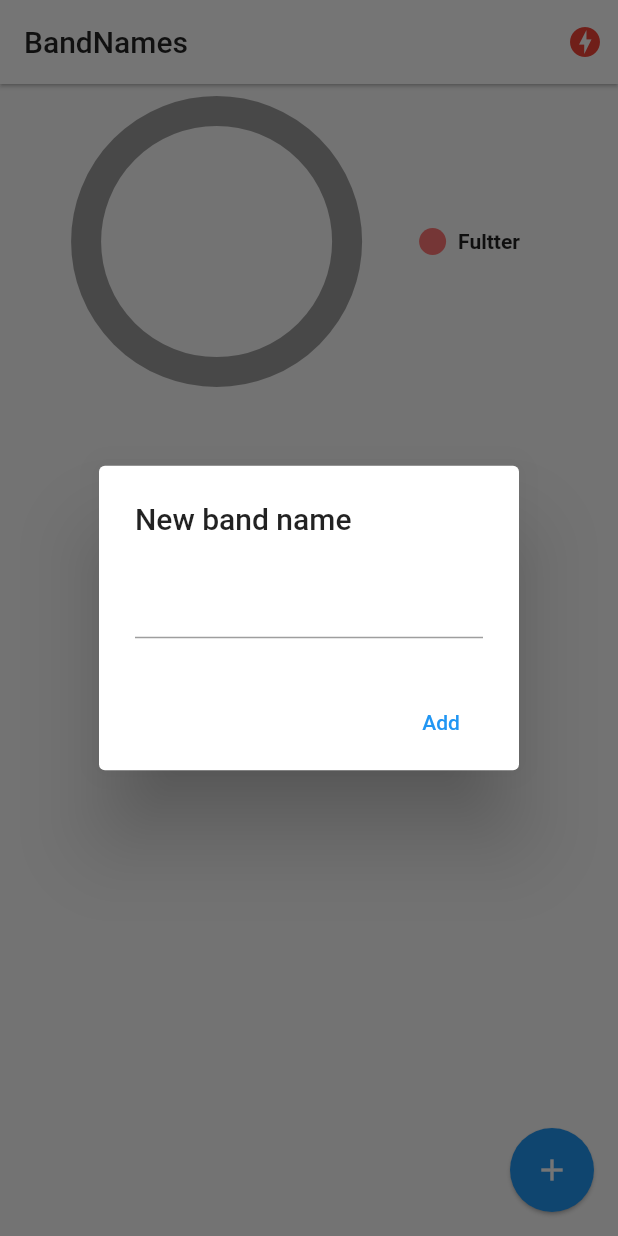
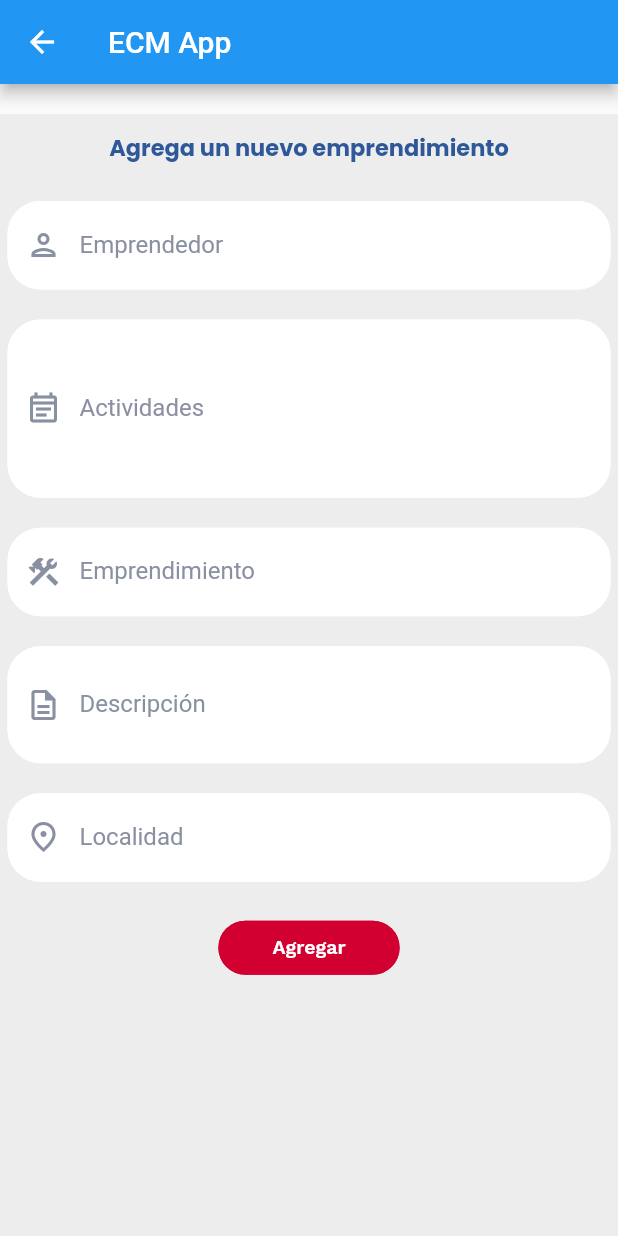
Before and after one commit to uzzielpalma99/flutter-bandname-socket, a Flutter app: the screen it shows after launch, after a tap on the "add" icon, on a phone screen of 412 x 824 dp. Run offline on Flutter 3.47's test engine with Material 2 defaults, Android fonts, the phone set to English and light mode, and no system bars; drawn by our look-alikes of pie_chart; our stand-ins replace google_fonts, socket_io_client; network calls fail.

Commit message:
Cambio Bands a emprendimiento

```diff
--- a/lib/main.dart
+++ b/lib/main.dart
@@ -1,3 +1,4 @@
+import 'package:band_names/providers/add_form_provider.dart';
 import 'package:band_names/services/socket_service.dart';
 import 'package:flutter/material.dart';
 import 'package:provider/provider.dart';
@@ -13,7 +14,10 @@ class MyApp extends StatelessWidget {
   Widget build(BuildContext context) {
     return MultiProvider(
       providers: [
-        ChangeNotifierProvider(create: ( _ ) => SocketService(),)
+        ChangeNotifierProvider(create: ( _ ) => SocketService(),
+        ),
+        ChangeNotifierProvider<AddFormProvider>(create: ( _ ) => AddFormProvider(),
+        ),
       ],
       child: MaterialApp(
         debugShowCheckedModeBanner: false,
--- a/lib/models/band.dart
+++ /dev/null
@@ -1,16 +0,0 @@
-class Band{
-
-  String? id;
-  String? name;
-  int? votes;
-
-  Band({this.id, this.name, this.votes});
-
-  factory Band.fromMap(Map<String, dynamic> obj)
-  => Band(
-    id: obj.containsKey('id') ? obj['id']  : 'no-id',
-    name: obj.containsKey('name') ? obj['name'] : 'no-name',
-    votes: obj.containsKey('votes') ? obj['votes'] : 'no-votes',
-  );
-
-}
--- /dev/null
+++ b/lib/models/emprendimiento.dart
@@ -0,0 +1,29 @@
+class Emprendimiento{
+
+  String id;
+  String emprendedor;
+  String actividades;
+  String emprendimiento;
+  String descripcion;
+  String localidad;
+
+  Emprendimiento({
+    required this.id,
+    required this.emprendedor,
+    required this.actividades,
+    required this.emprendimiento,
+    required this.descripcion,
+    required this.localidad,
+    });
+
+  factory Emprendimiento.fromMap(Map<String, dynamic> obj)
+  => Emprendimiento(
+    id: obj.containsKey('id') ? obj['id']  : 'no-id',
+    emprendedor: obj.containsKey('emprendedor') ? obj['emprendedor'] : 'no-emprendedor',
+    actividades: obj.containsKey('actividades') ? obj['actividades'] : 'no-actividades',
+    emprendimiento: obj.containsKey('emprendimiento') ? obj['emprendimiento'] : 'no-emprendimiento',
+    descripcion: obj.containsKey('descripcion') ? obj['descripcion'] : 'no-descripcion',
+    localidad: obj.containsKey('localidad') ? obj['localidad'] : 'no-localidad',
+  );
+
+}
--- /dev/null
+++ b/lib/pages/add_page.dart
@@ -0,0 +1,229 @@
+import 'package:flutter/material.dart';
+import 'package:provider/provider.dart';
+
+import 'package:uuid/uuid.dart';
+import 'package:google_fonts/google_fonts.dart';
+import 'package:band_names/models/emprendimiento.dart';
+
+import 'package:band_names/ui/buttons/custom_outlined_button.dart';
+
+import 'package:band_names/ui/inputs/custom_inputs.dart';
+import 'package:band_names/providers/add_form_provider.dart';
+
+var uuid = Uuid();
+
+class AddPage extends StatelessWidget {
+
+
+  const AddPage({Key? key}) : super(key: key);
+
+  @override
+  Widget build(BuildContext context) {
+    final nameCharacters = RegExp(r'^[a-zA-Z\- ]+$');
+    final anyCharacters = RegExp(r'^.+');
+    final addFormProvider = Provider.of<AddFormProvider>(context);
+    return Scaffold(
+      appBar: AppBar(
+        title: Text('ECM App'),
+      ),
+      body:SingleChildScrollView(
+            child: Container(
+              width: 650,
+              height: 800,
+              margin: const EdgeInsets.symmetric(vertical: 20),
+              padding: EdgeInsets.symmetric(horizontal: 5),
+              color: Colors.grey.shade300.withOpacity(0.5),
+              child: Form(
+                  key: addFormProvider.emprendimientoFormKey,
+                  child: Column(
+                    children: [
+                      Padding(
+                        padding: const EdgeInsets.all(15.0),
+                        child: Text(
+                          'Agrega un nuevo emprendimiento',
+                          style: GoogleFonts.poppins(
+                            fontSize: 15,
+                            height: 1.2,
+                            color: const Color(0xff2E5899),
+                            fontWeight: FontWeight.w700,
+                          ),
+                          textAlign: TextAlign.center,
+                        ),
+                      ),
+                      const SizedBox(height: 10),
+
+                      Flexible(
+                        child: TextFormField(
+                          autovalidateMode:
+                              AutovalidateMode.onUserInteraction,
+                          keyboardType: TextInputType.name,
+                          onChanged: (value) {
+                            addFormProvider.emprendedor = value;
+                          },
+                          validator: (value) {
+                            return nameCharacters.hasMatch(value ?? '')
+                            ? null
+                            : 'Ingrese un emprendedor';
+                          },
+                          style: const TextStyle(color: Color(0xff324057)),
+                          decoration: CustomInputs.formInputDecoration(
+                              label: 'Emprendedor',
+                              icon: Icons.person_outlined,
+                              //maxWidth: 119
+                              ),
+                        ),
+                      ),
+
+                       const SizedBox(
+                        height: 20,
+                      ),
+
+                      Flexible(
+                        child: TextFormField(
+                          maxLines: 8,
+                          autovalidateMode:
+                              AutovalidateMode.onUserInteraction,
+                          keyboardType: TextInputType.name,
+                          onChanged: (value) {
+                           addFormProvider.actividades = value;
+                          },
+                          validator: (value) {
+                            return anyCharacters.hasMatch(value ?? '')
+                            ? null
+                            : 'Ingrese las actividades';
+                          },
+                          style: const TextStyle(color: Color(0xff324057)),
+                          decoration: CustomInputs.formInputDecoration(
+                              label: 'Actividades',
+                              icon: Icons.event_note_outlined,
+                              ),
+                        ),
+                      ),
+
+                      const SizedBox(
+                        height: 20,
+                      ),
+
+                      Flexible(
+                        child: TextFormField(
+                          autovalidateMode:
+                              AutovalidateMode.onUserInteraction,
+                          keyboardType: TextInputType.name,
+                          onChanged: (value) {
+                           addFormProvider.emprendimiento = value;
+                          },
+                          validator: (value) {
+                            return anyCharacters.hasMatch(value ?? '')
+                            ? null
+                            : 'Ingrese un emprendimiento';
+                          },
+                          style: const TextStyle(color: Color(0xff324057)),
+                          decoration: CustomInputs.formInputDecoration(
+                              label: 'Emprendimiento',
+                              icon: Icons.construction_outlined,
+                              //maxWidth: 119
+                              ),
+                        ),
+                      ),
+
+                      const SizedBox(
+                        height: 20,
+                      ),
+
+                      Flexible(
+                        child: TextFormField(
+                          maxLines: 2,
+                          autovalidateMode:
+                              AutovalidateMode.onUserInteraction,
+                          keyboardType: TextInputType.name,
+                          onChanged: (value) {
+                           addFormProvider.descripcion = value;
+                          },
+                          validator: (value) {
+                            return anyCharacters.hasMatch(value ?? '')
+                            ? null
+                            : 'Ingrese una descripción';
+                          },
+                          style: const TextStyle(color: Color(0xff324057)),
+                          decoration: CustomInputs.formInputDecoration(
+                              label: 'Descripción',
+                              icon: Icons.description_outlined,
+                              //maxWidth: 119
+                              ),
+                        ),
+                      ),
+
+
+                      const SizedBox(
+                        height: 20,
+                      ),
+
+                      Flexible(
+                        child: TextFormField(
+                          autovalidateMode:
+                              AutovalidateMode.onUserInteraction,
+                          keyboardType: TextInputType.name,
+                          onChanged: (value) {
+                           addFormProvider.localidad = value;
+                          },
+                          validator: (value) {
+                            return anyCharacters.hasMatch(value ?? '')
+                            ? null
+                            : 'Ingrese una localidad';
+                          },
+                          style: const TextStyle(color: Color(0xff324057)),
+                          decoration: CustomInputs.formInputDecoration(
+                              label: 'Localidad',
+                              icon: Icons.place_outlined,
+                              //maxWidth: 119
+                              ),
+                        ),
+                      ),
+                      const SizedBox(
+                        height: 20,
+                      ),
+
+                      CustomOutlinedButton(
+                      onPressed: () {
+                        final isValid = addFormProvider.validateForm();
+                          if (isValid) {
+                            agregarEmprendimiento(addFormProvider);
+                            addFormProvider.clearInformation();
+                            Navigator.pop(context);
+                          }
+                      },
+                      text: 'Agregar',
+                      bgColor: const Color(0xFFD20030),
+                    ),
+
+
+                    ],
+                  )),
+            ),
+          ),
+    );
+  }
+
+  void agregarEmprendimiento(AddFormProvider addFormProvider) {
+    final nuevoEmprendimiento = Emprendimiento(
+      id: uuid.v4(),
+      emprendedor: addFormProvider.emprendedor,
+      actividades: addFormProvider.actividades,
+      emprendimiento: addFormProvider.emprendimiento,
+      descripcion: addFormProvider.descripcion,
+      localidad: addFormProvider.localidad,
+      );
+
+    addFormProvider.emprendimientos.add(nuevoEmprendimiento);
+
+  }
+
+  void addFakeOrderForCurrentCustomer() {
+    // final order = ShopOrder(
+    //   price: faker.randomGenerator.integer(500, min: 10)
+    //   );
+
+    // order.customer.target = _customer;
+    // _store.box<Emprendimiento>().put(order);
+  }
+}
--- a/lib/pages/home.dart
+++ b/lib/pages/home.dart
@@ -1,18 +1,15 @@
 import 'dart:io';
 
+import 'package:band_names/pages/add_page.dart';
+import 'package:band_names/providers/add_form_provider.dart';
+import 'package:band_names/widgets/order_data_table.dart';
 import 'package:flutter/cupertino.dart';
 import 'package:flutter/material.dart';
 import 'package:provider/provider.dart';
 import 'package:pie_chart/pie_chart.dart';
 
-import 'package:band_names/models/band.dart';
+import 'package:band_names/models/emprendimiento.dart';
 import 'package:band_names/services/socket_service.dart';
-
-
-
-
-
-
 
 class HomePage extends StatefulWidget {
   const HomePage({Key? key}) : super(key: key);
@@ -23,41 +20,36 @@ class HomePage extends StatefulWidget {
 }
 
 class _HomePageState extends State<HomePage> {
-  List<Band> bands = [
-    // Band(id: '1', name: 'Metallica', votes: 5),
-    // Band(id: '2', name: 'Queen', votes: 2),
-    // Band(id: '3', name: 'Heroes del Silencio', votes: 1),
-    // Band(id: '4', name: 'Bon Jovi', votes: 5),
-    ];
 
   @override
   void initState() {
     final socketService =Provider.of<SocketService>(context, listen: false); //Listen en false porque no quiero redibujar nada
 
-    socketService.socket.on('active-bands', _handleActiveBands);
+    // socketService.socket.on('active-bands', _handleActiveBands);
     super.initState();
   }
 
-  _handleActiveBands(dynamic payload) {
-    this.bands = (payload as List)
-    .map((band) => Band
-    .fromMap(band)).toList();
+  // _handleActiveBands(dynamic payload) {
+  //   this.bands = (payload as List)
+  //   .map((band) => Band
+  //   .fromMap(band)).toList();
 
-    setState(() {});
-  }
+  //   setState(() {});
+  // }
 
   @override
   void dispose() {
     final socketService =Provider.of<SocketService>(context, listen: false); //Listen en false porque no quiero redibujar nada
-    socketService.socket.off('active-bands');
+    // socketService.socket.off('active-bands');
     super.dispose();
   }
   @override
   Widget build(BuildContext context) {
     final socketService =Provider.of<SocketService>(context);
+     final addFormProvider = Provider.of<AddFormProvider>(context);
     return Scaffold(
       appBar: AppBar(
-        title: const Text('BandNames', style: TextStyle(color:Colors.black87)),
+        title: const Text('Emprendimientos', style: TextStyle(color:Colors.black87)),
         backgroundColor: Colors.white,
         elevation: 1,
         actions: [
@@ -72,51 +64,56 @@ class _HomePageState extends State<HomePage> {
         ),
         body: Column(
           children: [
-            _showGrapg(),
-            Expanded(
-              child: ListView.builder(
-                itemCount: bands.length,
-                itemBuilder: (context, i) =>  _bandTile(bands[i])
-              ),
-            ),
+            // _showGrapg(),
+            OrderDataTable(
+            emprendimientos: addFormProvider.emprendimientos,
+            onSort: (columnIndex, ascending) {
+
+            },
+          ),
           ]
         ),
           floatingActionButton: FloatingActionButton(
             elevation: 1,
-            onPressed: addNewBand,
+            onPressed: () {
+              Navigator.push(
+                context,
+                MaterialPageRoute(builder: (context) => const AddPage()),
+              );
+            },
             child: const Icon(Icons.add),
           ),
     );
   }
 
-  Widget _bandTile(Band band) {
-    final socketService =Provider.of<SocketService>(context, listen: false);
+  // Widget _bandTile(Emprendimiento emprendimiento) {
+  //   final socketService =Provider.of<SocketService>(context, listen: false);
 
-    return Dismissible(
-      key: Key(band.id!),
-      direction: DismissDirection.startToEnd,
-      onDismissed: ( _ ) => socketService.socket.emit('delete-band', { 'id' : band.id}),
-      background: Container(
-        padding: const EdgeInsets.only(left: 8),
-        color: Colors.red,
-        child: const Align(
-          alignment: Alignment.centerLeft,
-          child: Text('Delete Band', style: TextStyle(color: Colors.white)),
-          ),
-      ),
-      child: ListTile(
-        leading: CircleAvatar(
-          backgroundColor: Colors.blue[100],
-          child: Text(band.name!.substring(0,2),),
-        ),
-        title: Text(band.name!),
-        trailing: Text('${band.votes}', style: const TextStyle(fontSize:20)),
-        onTap: () => socketService.socket.emit('vote-band', { 'id' : band.id}),
-      ),
-    );
-  }
+  //   return Dismissible(
+  //     key: Key(emprendimiento.id.toString()),
+  //     direction: DismissDirection.startToEnd,
+  //     onDismissed: ( _ ) => socketService.socket.emit('delete-band', { 'id' : emprendimiento.id}),
+  //     background: Container(
+  //       padding: const EdgeInsets.only(left: 8),
+  //       color: Colors.red,
+  //       child: const Align(
+  //         alignment: Alignment.centerLeft,
+  //         child: Text('Delete Band', style: TextStyle(color: Colors.white)),
+  //         ),
+  //     ),
+  //     child: ListTile(
+  //       leading: CircleAvatar(
+  //         backgroundColor: Colors.blue[100],
+  //         child: Text(band.name!.substring(0,2),),
+  //       ),
+  //       title: Text(band.name!),
+  //       trailing: Text('${band.votes}', style: const TextStyle(fontSize:20)),
+  //       onTap: () => socketService.socket.emit('vote-band', { 'id' : band.id}),
+  //     ),
+  //   );
+  // }
 
-  addNewBand() {
+  addNuevoEmprendimiento() {
 
     final textController = new TextEditingController();
 
@@ -174,23 +171,23 @@ class _HomePageState extends State<HomePage> {
 
     Navigator.pop(context);
   }
-  //Mostrar grafica
-  Widget _showGrapg() {
-    Map<String, double> dataMap = {
-      'Fultter' : 0,
-    };
+  // //Mostrar grafica
+  // Widget _showGrapg() {
+  //   Map<String, double> dataMap = {
+  //     'Fultter' : 0,
+  //   };
 
-  bands.forEach((band) {
-  dataMap.putIfAbsent(band.name!, () => band.votes!.toDouble());
-  });
+  // bands.forEach((band) {
+  // dataMap.putIfAbsent(band.name!, () => band.votes!.toDouble());
+  // });
 
 
-  return Container(
-    padding: const EdgeInsets.only(top: 10),
-    width: double.infinity,
-    height: 200,
-    child: PieChart(
-      dataMap: dataMap,
-      chartType: ChartType.ring,));
-  }
+  // return Container(
+  //   padding: const EdgeInsets.only(top: 10),
+  //   width: double.infinity,
+  //   height: 200,
+  //   child: PieChart(
+  //     dataMap: dataMap,
+  //     chartType: ChartType.ring,));
+  // }
 }
--- /dev/null
+++ b/lib/providers/add_form_provider.dart
@@ -0,0 +1,38 @@
+import 'package:flutter/material.dart';
+import 'package:band_names/models/emprendimiento.dart';
+
+class AddFormProvider extends ChangeNotifier {
+
+  GlobalKey<FormState> emprendimientoFormKey = GlobalKey<FormState>();
+
+  List<Emprendimiento> emprendimientos = [];
+
+  String emprendedor = '';
+  String actividades = '';
+  String emprendimiento = '';
+  String descripcion = '';
+  String localidad = '';
+
+  TextEditingController emprendedorController = TextEditingController();
+  TextEditingController actividadesController = TextEditingController();
+  TextEditingController emprendimientoController = TextEditingController();
+  TextEditingController descripcionController = TextEditingController();
+  TextEditingController localidadController = TextEditingController();
+
+
+  bool validateForm() {
+    return emprendimientoFormKey.currentState!.validate() ? true : false;
+  }
+
+
+  void clearInformation()
+  {
+    emprendedor = '';
+    actividades = '';
+    emprendimiento = '';
+    descripcion = '';
+    localidad = '';
+    notifyListeners();
+  }
+
+}
--- a/lib/services/socket_service.dart
+++ b/lib/services/socket_service.dart
@@ -28,7 +28,7 @@ class SocketService with ChangeNotifier {
   void _initConfig() {
 
     // Dart client
-    this._socket = IO.io('http://192.168.1.77:3001/', {
+    this._socket = IO.io('https://fultter-socket-server-uzz.herokuapp.com/', {
       'transports': ['websocket'],
       'autoConnect': true
     });
--- /dev/null
+++ b/lib/ui/buttons/custom_outlined_button.dart
@@ -0,0 +1,54 @@
+import 'package:flutter/material.dart';
+import 'package:google_fonts/google_fonts.dart';
+
+class CustomOutlinedButton extends StatelessWidget {
+  final Function onPressed;
+  final String text;
+  final Color bgColor;
+  final Color borderColor;
+  final Color textColor;
+  final double fontSize;
+  final EdgeInsets padding;
+
+  const CustomOutlinedButton({
+    Key? key,
+    required this.onPressed,
+    required this.text,
+    this.bgColor = const Color(0xFFD20030),
+    this.borderColor = const Color(0xFFD20030),
+    this.textColor = Colors.white,
+    this.fontSize = 13,
+    this.padding = const EdgeInsets.symmetric(horizontal: 20, vertical: 10),
+  }) : super(key: key);
+
+  @override
+  Widget build(BuildContext context) {
+    return OutlinedButton(
+      style: ButtonStyle(
+        shape: MaterialStateProperty.all(
+          RoundedRectangleBorder(
+            borderRadius: BorderRadius.circular(30),
+          ),
+        ),
+        side: MaterialStateProperty.all(
+          BorderSide(
+            color: borderColor,
+          ),
+        ),
+        backgroundColor: MaterialStateProperty.all(bgColor),
+      ),
+      onPressed: () => onPressed(),
+      child: Padding(
+        padding: padding,
+        child: Text(
+          text,
+          style: GoogleFonts.workSans(
+            color: textColor,
+            fontSize: fontSize,
+            fontWeight: FontWeight.w600,
+          ),
+        ),
+      ),
+    );
+  }
+}
--- /dev/null
+++ b/lib/ui/inputs/custom_inputs.dart
@@ -0,0 +1,32 @@
+import 'package:flutter/material.dart';
+
+class CustomInputs {
+  static InputDecoration formInputDecoration({
+    String? hint,
+    required String label,
+    required IconData icon,
+    double maxWidth = double.infinity,
+    double maxHeight = double.infinity,
+  }) {
+    return InputDecoration(
+      border: OutlineInputBorder(
+          borderRadius: BorderRadius.circular(22),
+          borderSide: BorderSide(color: Colors.white)),
+      enabledBorder: OutlineInputBorder(
+          borderRadius: BorderRadius.circular(22),
+          borderSide: BorderSide(color: Colors.white)),
+      fillColor: Colors.white,
+      filled: true,
+      hintText: hint,
+      labelText: label,
+      prefixIcon: Icon(
+        icon,
+        color: Color(0xff8990A2),
+      ),
+      labelStyle: TextStyle(
+        color: Color(0xff8990A2)),
+      hintStyle: TextStyle(color: Color(0xff324057)),
+      constraints: BoxConstraints(maxHeight: maxHeight, maxWidth: maxWidth)
+    );
+  }
+}
--- /dev/null
+++ b/lib/widgets/order_data_table.dart
@@ -0,0 +1,78 @@
+import 'package:flutter/material.dart';
+import 'package:band_names/models/emprendimiento.dart';
+
+
+
+class OrderDataTable extends StatefulWidget {
+
+  final void Function(int columnIndex, bool ascending) onSort;
+  final List<Emprendimiento> emprendimientos;
+
+  const OrderDataTable({
+    Key? key,
+    required this.onSort,
+    required this.emprendimientos,
+    }) : super(key: key);
+
+  @override
+  State<OrderDataTable> createState() => _OrderDataTableState();
+}
+
+class _OrderDataTableState extends State<OrderDataTable> {
+  final bool _sortAscending = true;
+  final int _sortColumnIndex = 0;
+
+  @override
+  Widget build(BuildContext context) {
+    return SingleChildScrollView(
+      scrollDirection: Axis.horizontal,
+      child: SingleChildScrollView(
+        child: DataTable(
+          sortColumnIndex: _sortColumnIndex,
+          sortAscending: _sortAscending,
+          columns: [
+            DataColumn(
+              label: const Text('ID'),
+              // onSort: _onDataColumnSort,
+            ),
+            const DataColumn(
+              label: Text('EMPRENDEDOR'),
+            ),
+            DataColumn(
+              label: Text('EMPRENDIMIENTO'),
+              numeric: true,
+              // onSort: _onDataColumnSort,
+            ),
+            DataColumn(
+              label: Container(),
+              ),
+          ],
+          rows: widget.emprendimientos.map(
+            (emprendimiento) {
+            return DataRow(
+              cells:
+            [
+              DataCell(
+                Text(emprendimiento.id.toString()),
+              ),
+              DataCell(
+                Text(emprendimiento.emprendedor),
+                onTap: () {
+
+                }
+              ),
+              DataCell(
+                Text(emprendimiento.emprendimiento),
+              ),
+              DataCell(
+                const Icon(Icons.delete),
+                onTap: () {
+                },
+              ),
+            ]);
+          }).toList(),
+          ),
+      ),
+    );
+  }
+}
--- a/pubspec.yaml
+++ b/pubspec.yaml
@@ -30,9 +30,11 @@ dependencies:
   cupertino_icons: ^1.0.2
   flutter:
     sdk: flutter
+  google_fonts: ^3.0.1
   pie_chart: ^5.3.1
   provider: ^6.0.3
   socket_io_client: ^2.0.0-beta.2
+  uuid: ^3.0.6
 
 dev_dependencies:
   flutter_lints: ^2.0.0
```
Also changed, not shown: pubspec.lock.
